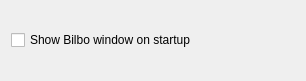
First picture: the form in src/settingsbase.ui, repository mtux/bilbo, before the edit.
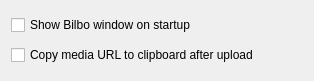
Second picture: the form after the edit.

Commit message: * "Add Blog" action added to mainwindow * Copy to clipboard option added to "upload media"

The edit to the form file:
```diff
--- a/src/settingsbase.ui
+++ b/src/settingsbase.ui
@@ -5,7 +5,7 @@
    <rect>
     <x>0</x>
     <y>0</y>
-    <width>306</width>
+    <width>314</width>
     <height>81</height>
    </rect>
   </property>
@@ -17,6 +17,13 @@
      </property>
     </widget>
    </item>
+   <item row="1" column="0" colspan="2" >
+    <widget class="QCheckBox" name="kcfg_CopyMediaUrl" >
+     <property name="text" >
+      <string>Copy media URL to clipboard after upload</string>
+     </property>
+    </widget>
+   </item>
   </layout>
  </widget>
  <layoutdefault spacing="6" margin="11" />
```
The commit also changes 3 other files.
